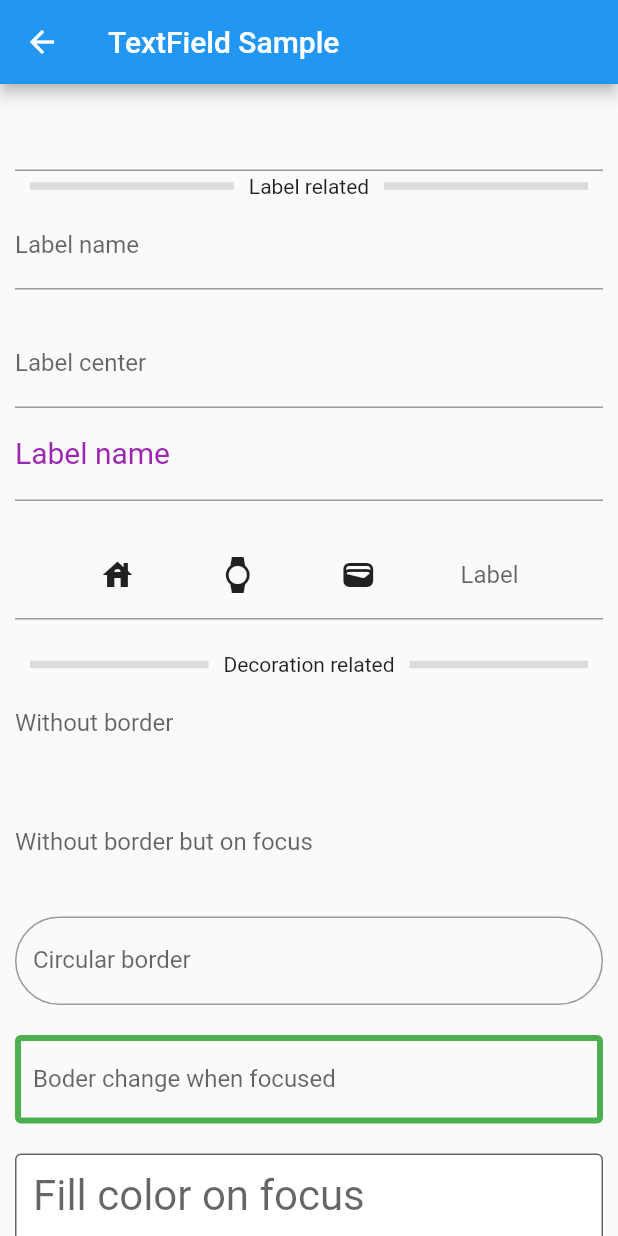
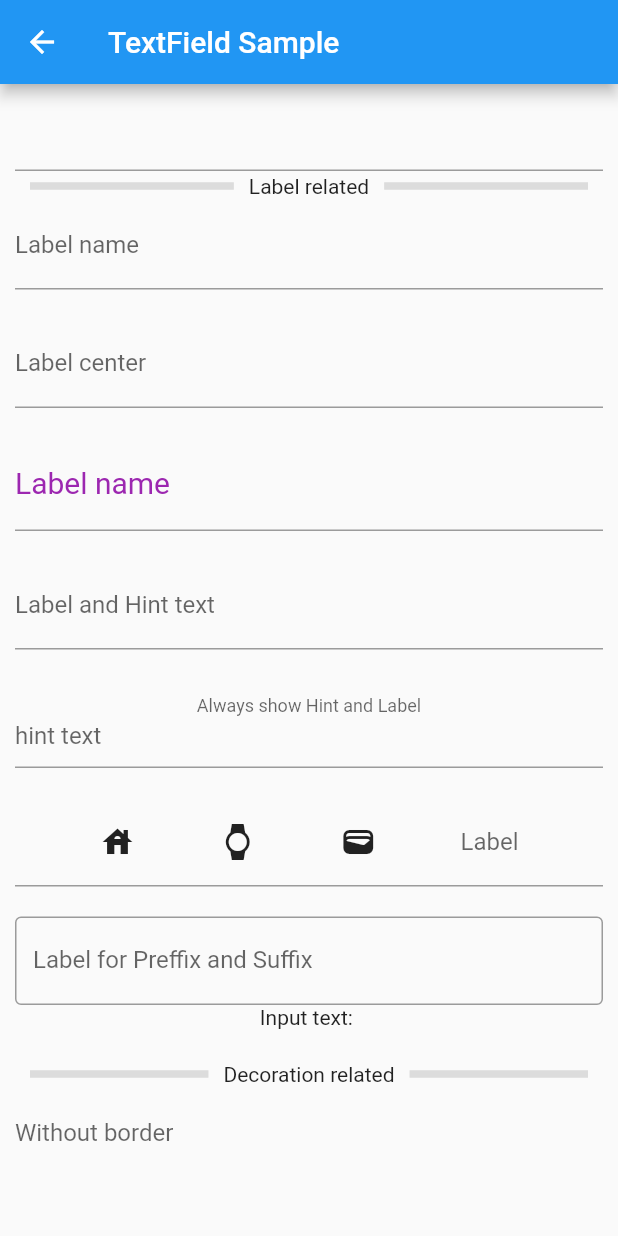
Before and after one commit to yuto-yuto/flutter_samples, a Flutter app: the TextFieldSample screen opened directly, on a phone screen of 412 x 824 dp. Run offline on Flutter 3.47's test engine with Material 2 defaults, Android fonts, the phone set to English and light mode, and no system bars; our stand-ins replace equatable, firebase_auth, firebase_core, fl_chart, flutter_bloc, flutter_hooks and 5 more; missing offline and left inert: googleapis, grouped_expansion_tile; accounts and stored records are empty.

Commit message:
Update text field sample

```diff
--- a/lib/text_field_sample.dart
+++ b/lib/text_field_sample.dart
@@ -82,11 +82,29 @@ class _TextFieldSampleState extends State<TextFieldSample> {
           floatingLabelAlignment: FloatingLabelAlignment.center,
         ),
       ),
+      SizedBox(height: 20),
       TextField(
         decoration: InputDecoration(
           labelText: "Label name",
           labelStyle: TextStyle(fontSize: 20, color: Colors.purple),
           floatingLabelAlignment: FloatingLabelAlignment.center,
+        ),
+      ),
+      SizedBox(height: 20),
+      TextField(
+        decoration: InputDecoration(
+          floatingLabelAlignment: FloatingLabelAlignment.center,
+          labelText: "Label and Hint text",
+          hintText: "hint text",
+        ),
+      ),
+      SizedBox(height: 20),
+      TextField(
+        decoration: InputDecoration(
+          floatingLabelAlignment: FloatingLabelAlignment.center,
+          floatingLabelBehavior: FloatingLabelBehavior.always,
+          labelText: "Always show Hint and Label",
+          hintText: "hint text",
         ),
       ),
       SizedBox(height: 20),
@@ -99,6 +117,24 @@ class _TextFieldSampleState extends State<TextFieldSample> {
             Text("Label"),
           ]),
         ),
+      ),
+      SizedBox(height: 20),
+      TextField(
+        onChanged: (value) => setState(() {
+          _inputText = value;
+        }),
+        decoration: InputDecoration(
+          labelText: "Label for Preffix and Suffix",
+          hintText: "input something here",
+          prefixText: "preffix_",
+          suffixText: "_suffix",
+          border: const OutlineInputBorder(
+            borderSide: BorderSide(width: 2, color: Colors.black),
+          ),
+        ),
+      ),
+      Center(
+        child: Text("Input text: $_inputText"),
       ),
     ];
   }
@@ -200,23 +236,6 @@ class _TextFieldSampleState extends State<TextFieldSample> {
           ),
         ),
       ),
-      SizedBox(height: 20),
-      TextField(
-        onChanged: (value) => setState(() {
-          _inputText = value;
-        }),
-        decoration: InputDecoration(
-          prefixIcon: Icon(Icons.thunderstorm),
-          prefixIconColor: Colors.red,
-          prefixText: "prefix...",
-          border: const OutlineInputBorder(
-            borderSide: BorderSide(width: 2, color: Colors.black),
-          ),
-        ),
-      ),
-      Center(
-        child: Text("Input text: $_inputText"),
-      )
     ];
   }
 
@@ -273,7 +292,7 @@ class _TextFieldSampleState extends State<TextFieldSample> {
       TextField(
         maxLength: 10,
         onChanged: (value) {
-          // Require
+          // Requirement
           // at least one lower case
           // at least one upper case
           // at least one number
```
